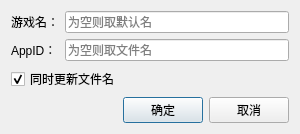
First picture: the form in editdialog.ui, repository LTJJer/SteamTools-Manifest-Manager, before the edit.
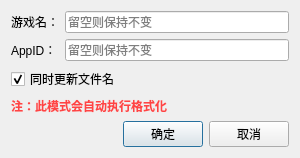
Second picture: the form after the edit.

The edit to the form file:
```diff
--- a/editdialog.ui
+++ b/editdialog.ui
@@ -7,7 +7,7 @@
     <x>0</x>
     <y>0</y>
     <width>300</width>
-    <height>130</height>
+    <height>143</height>
    </rect>
   </property>
   <property name="windowTitle">
@@ -22,7 +22,7 @@
      <item row="1" column="1">
       <widget class="QLineEdit" name="AppIDEdit">
        <property name="placeholderText">
-        <string>为空则取文件名</string>
+        <string>留空则保持不变</string>
        </property>
       </widget>
      </item>
@@ -43,7 +43,7 @@
      <item row="0" column="1">
       <widget class="QLineEdit" name="GameNameEdit">
        <property name="placeholderText">
-        <string>为空则取默认名</string>
+        <string>留空则保持不变</string>
        </property>
       </widget>
      </item>
@@ -59,6 +59,13 @@
      </property>
     </widget>
    </item>
+   <item>
+    <widget class="QLabel" name="label">
+     <property name="text">
+      <string>&lt;html&gt;&lt;head/&gt;&lt;body&gt;&lt;p&gt;&lt;span style=&quot; font-weight:700; color:#ff4444;&quot;&gt;注：此模式会自动执行格式化&lt;/span&gt;&lt;/p&gt;&lt;/body&gt;&lt;/html&gt;</string>
+     </property>
+    </widget>
+   </item>
    <item>
     <layout class="QHBoxLayout" name="horizontalLayout">
      <item>
```
